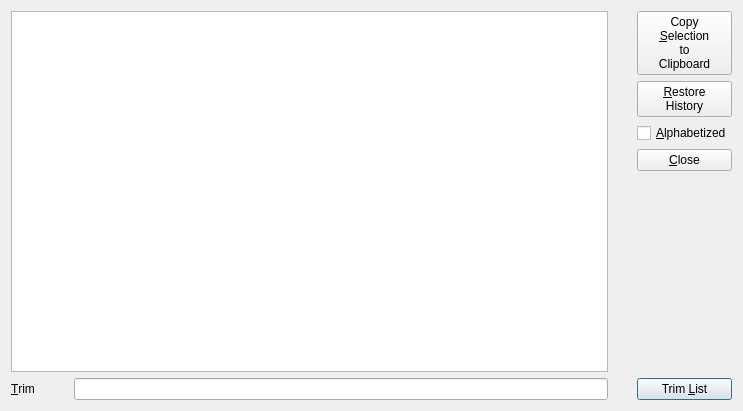
First picture: the form in HistoryDlg6.ui, repository jschwartzman/command-history, before the edit.
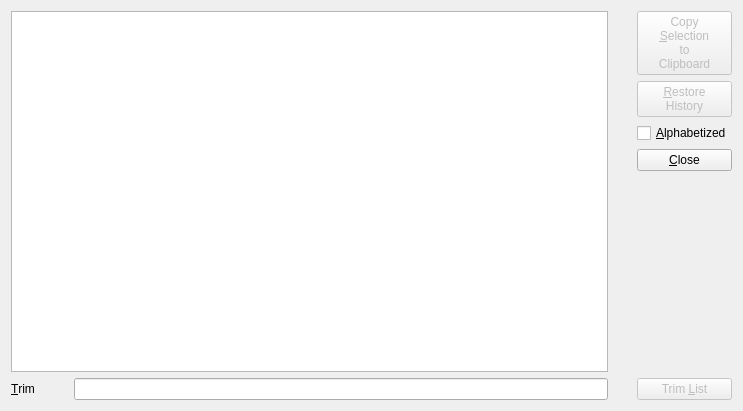
Second picture: the form after the edit.

Patch:
```diff
--- a/HistoryDlg6.ui
+++ b/HistoryDlg6.ui
@@ -17,6 +17,9 @@
   <layout class="QGridLayout" name="gridLayout">
    <item row="6" column="4">
     <widget class="QPushButton" name="pushButtonTrim">
+     <property name="enabled">
+      <bool>false</bool>
+     </property>
      <property name="text">
       <string>Trim &amp;List</string>
      </property>
@@ -24,6 +27,9 @@
    </item>
    <item row="0" column="4">
     <widget class="QPushButton" name="pushButtonCopy">
+     <property name="enabled">
+      <bool>false</bool>
+     </property>
      <property name="text">
       <string>Copy
 &amp;Selection
@@ -34,6 +40,9 @@
    </item>
    <item row="1" column="4">
     <widget class="QPushButton" name="pushButtonRestore">
+     <property name="enabled">
+      <bool>false</bool>
+     </property>
      <property name="text">
       <string>&amp;Restore
 History</string>
```
